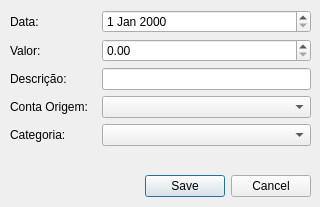
This is movimentacoes/MovimentacaoWidget.ui in danielghirghi/fortuna as Qt 5 draws it before an edit. The edited form follows.
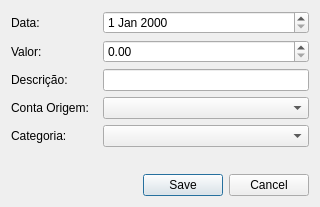
This is the edited form.

Patch:
```diff
--- a/movimentacoes/MovimentacaoWidget.ui
+++ b/movimentacoes/MovimentacaoWidget.ui
@@ -19,15 +19,8 @@
   <property name="windowTitle">
    <string>Dialog</string>
   </property>
-  <widget class="QWidget" name="verticalLayoutWidget">
-   <property name="geometry">
-    <rect>
-     <x>10</x>
-     <y>10</y>
-     <width>301</width>
-     <height>161</height>
-    </rect>
-   </property>
+  <layout class="QVBoxLayout" name="verticalLayout">
+   <item>
    <layout class="QVBoxLayout" name="layPrincipal" stretch="0">
     <property name="spacing">
      <number>6</number>
@@ -96,16 +89,9 @@
      </layout>
     </item>
    </layout>
-  </widget>
+   </item>
+   <item>
   <widget class="QDialogButtonBox" name="bbMovimentacao">
-   <property name="geometry">
-    <rect>
-     <x>10</x>
-     <y>170</y>
-     <width>301</width>
-     <height>32</height>
-    </rect>
-   </property>
    <property name="orientation">
     <enum>Qt::Orientation::Horizontal</enum>
    </property>
@@ -113,6 +99,8 @@
     <set>QDialogButtonBox::StandardButton::Cancel|QDialogButtonBox::StandardButton::Save</set>
    </property>
   </widget>
+   </item>
+  </layout>
  </widget>
  <resources/>
  <connections/>
```
Lines whose indentation alone changed are shown as unchanged.
